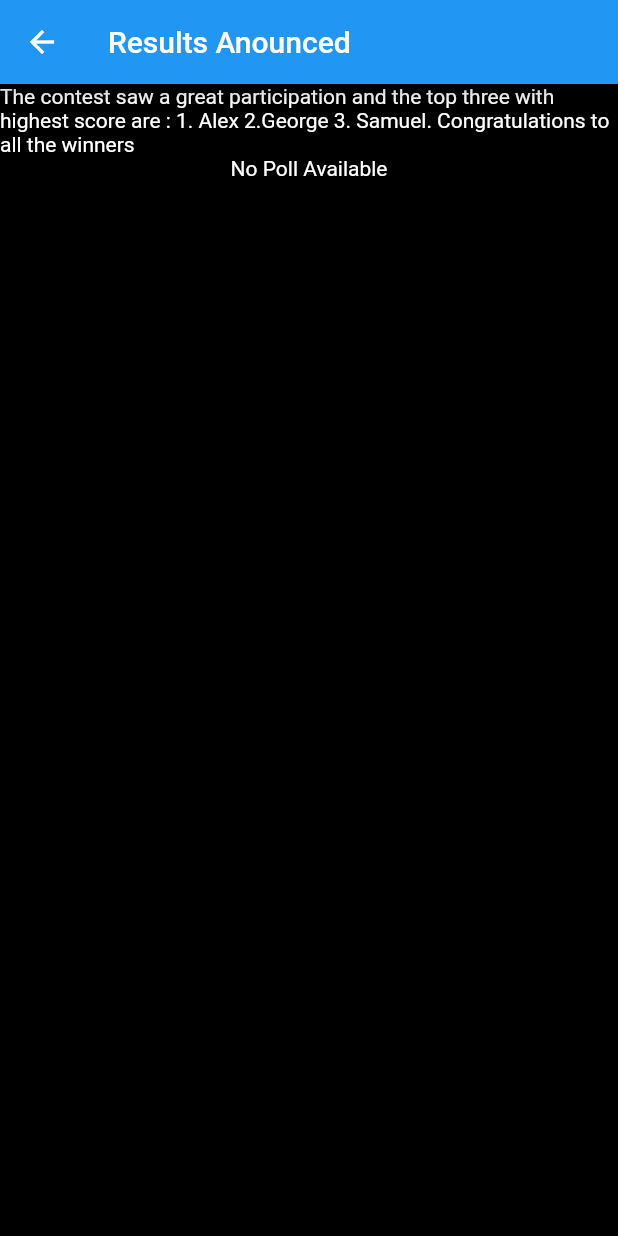
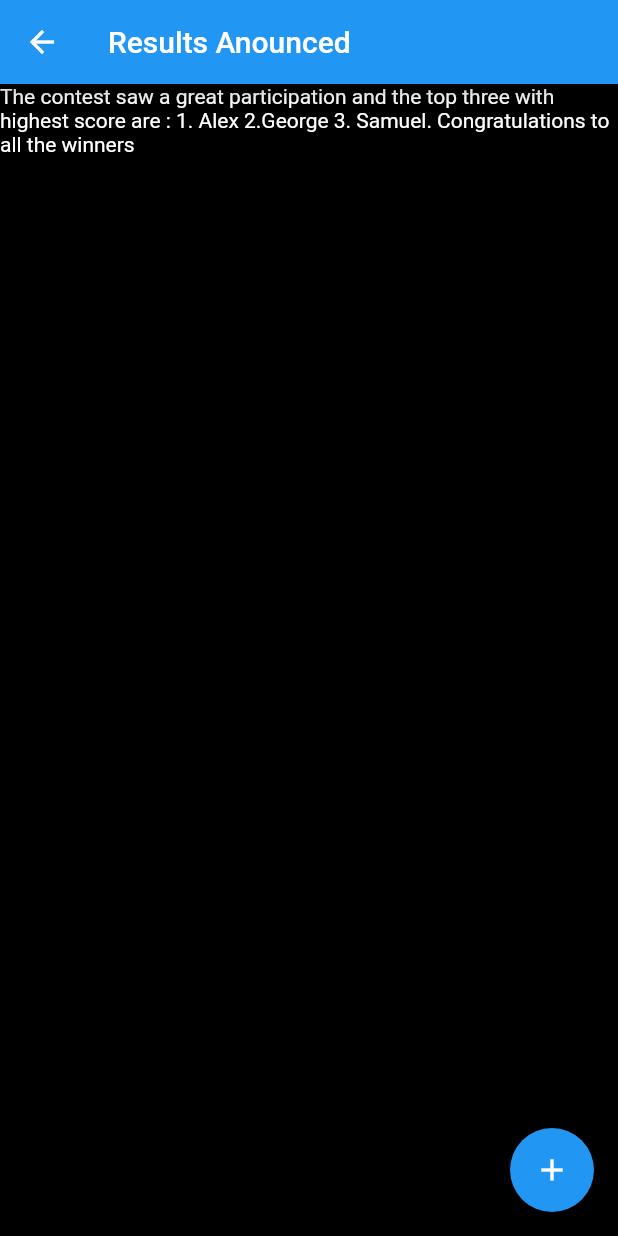
Before and after one commit to StiveDevs/flutter_stive, a Flutter app: the PostDescription screen opened directly with sample values from the repository, on a phone screen of 412 x 824 dp. Run offline on Flutter 3.47's test engine with Material 2 defaults, Android fonts, the phone set to English and light mode, and no system bars; our stand-ins replace flutter_login, flutter_spinkit.

Commit message:
modified poll feature

```diff
--- a/lib/screens/Post/post_desc.dart
+++ b/lib/screens/Post/post_desc.dart
@@ -1,6 +1,7 @@
 import 'package:flutter/material.dart';
 import 'package:stive/models/post.dart';
 import 'package:stive/models/student.dart';
+import 'package:stive/screens/Poll/add_poll.dart';
 import 'package:stive/widgets/poll.dart';
 
 class PostDescription extends StatelessWidget {
@@ -12,6 +13,16 @@ class PostDescription extends StatelessWidget {
   @override
   Widget build(BuildContext context) {
     return Scaffold(
+      floatingActionButton: FloatingActionButton(
+        onPressed: () {
+          Navigator.push(
+            context,
+            MaterialPageRoute(
+                builder: (context) => PollAdd(selected: selected)),
+          );
+        },
+        child: const Icon(Icons.add),
+      ),
       appBar: AppBar(
         title: Text(
           selected.title,
@@ -25,11 +36,8 @@ class PostDescription extends StatelessWidget {
               style: TextStyle(color: Colors.white),
             ),
             selected.polls.isNotEmpty
-                ? PollWidget()
-                : const Text(
-                    'No Poll Available',
-                    style: TextStyle(color: Colors.white),
-                  ),
+                ? PollWidget(poll: selected.polls[0])
+                : const SizedBox.shrink()
           ],
         ),
       ),
```
Also changed, not shown: lib/widgets/poll.dart (+28 -26 lines).
